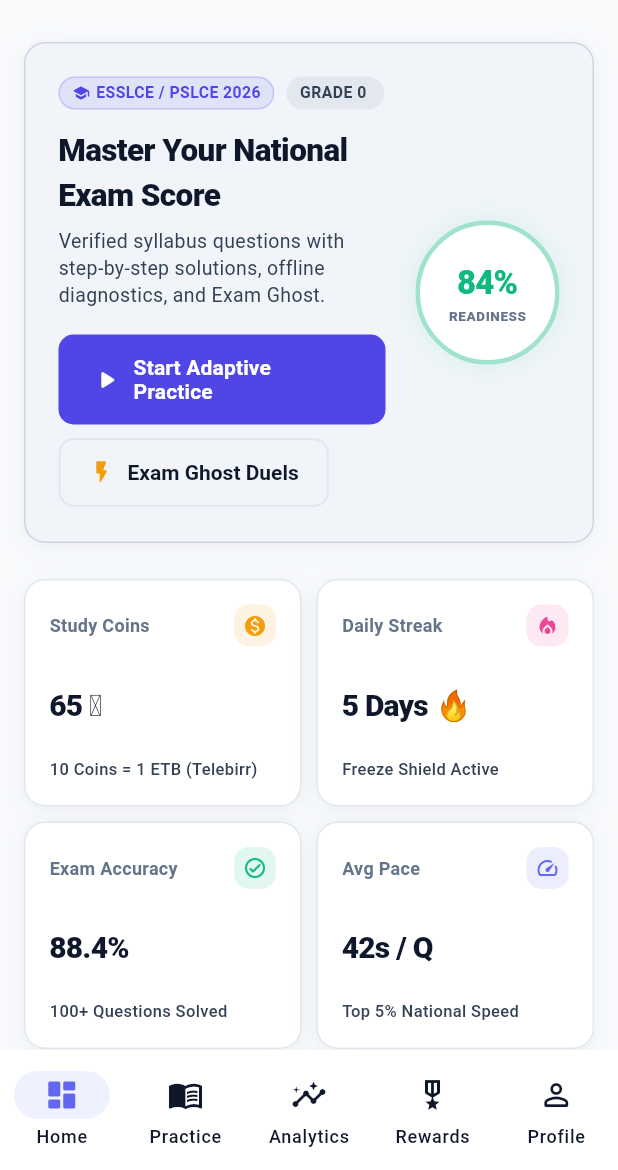
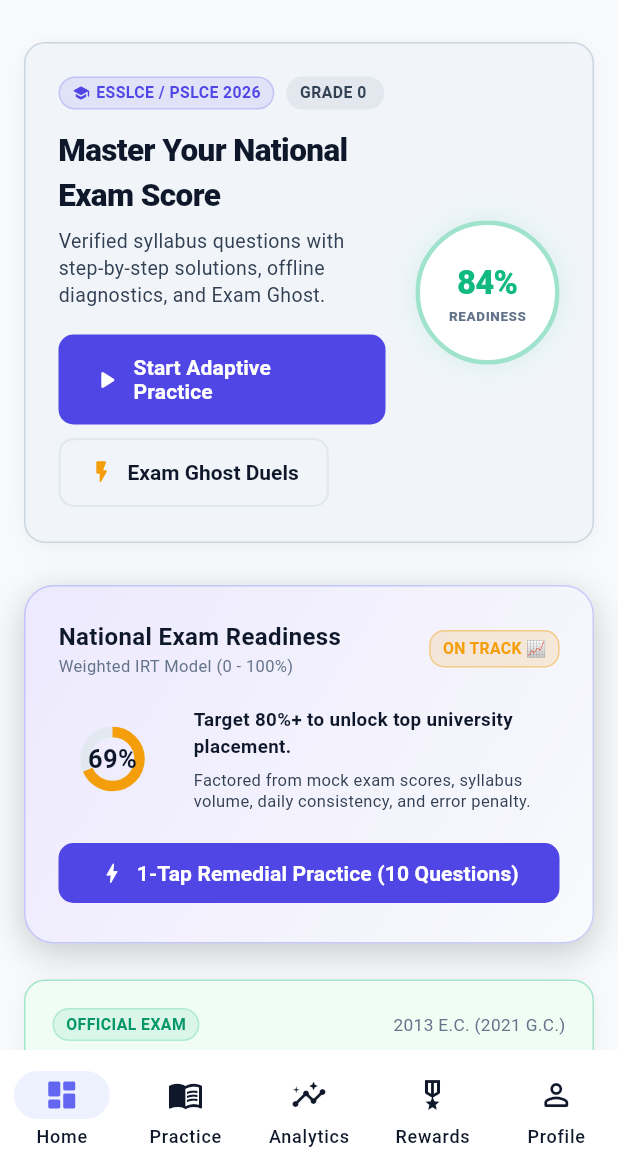
Before and after one commit to rhematube209-lab/FidelLearn, a Flutter app: the StudentHomeScreen screen opened by its route, on a phone screen of 412 x 824 dp, the part 66-1236 px from its top. Run offline on Flutter 3.47's test engine with Material 3 defaults, Android fonts, the phone set to English and light mode, and no system bars; our stand-ins replace connectivity_plus, drift, equatable, flutter_riverpod, go_router, shared_preferences and 1 more; accounts and stored records are empty; generated files the repository leaves out were written again.

Commit message:
feat(profile): relocate 4-stat performance dashboard from home screen to student profile

```diff
--- a/lib/features/home/presentation/screens/student_home_screen.dart
+++ b/lib/features/home/presentation/screens/student_home_screen.dart
@@ -7,7 +7,6 @@
 import '../../../../core/widgets/fidel_badge.dart';
 import '../../../../core/widgets/fidel_card.dart';
 import '../../../../core/widgets/fidel_section_header.dart';
-import '../../../../core/widgets/fidel_stat_card.dart';
 import '../../../../core/widgets/sync_indicator_widget.dart';
 import '../../../auth/domain/models/user_profile.dart';
 import '../../../exams/domain/models/exam_models.dart';
@@ -290,11 +289,7 @@
                         // Modern Mission Control Hero Banner
                         _buildMissionControlHero(
                             context, user, isAmharic, isDark),
-                        const SizedBox(height: 24),
-
-                        // 4-Stat Metric Row
-                        _buildMetricCards(context, coinBalance, isDesktop),
-                        const SizedBox(height: 32),
+                        const SizedBox(height: 28),
 
                         // Multi-Column Desktop Layout vs Single-Column Mobile
                         if (isDesktop)
@@ -900,74 +895,6 @@
   }
 
   // ==========================================
-  // 📊 4-STAT METRIC ROW
-  // ==========================================
-  Widget _buildMetricCards(
-      BuildContext context, int coinBalance, bool isDesktop) {
-    final cards = [
-      FidelStatCard(
-        title: 'Study Coins',
-        value: '$coinBalance 🪙',
-        subtitle: '10 Coins = 1 ETB (Telebirr)',
-        icon: Icons.monetization_on_rounded,
-        accentColor: AppTheme.accent,
-        onTap: () => context.push('/rewards'),
-      ),
-      FidelStatCard(
-        title: 'Daily Streak',
-        value: '5 Days 🔥',
-        subtitle: 'Freeze Shield Active',
-        icon: Icons.local_fire_department_rounded,
-        accentColor: AppTheme.pink,
-        onTap: () => context.push('/rewards'),
-      ),
-      FidelStatCard(
-        title: 'Exam Accuracy',
-        value: '88.4%',
-        subtitle: '100+ Questions Solved',
-        icon: Icons.check_circle_outline_rounded,
-        accentColor: AppTheme.green,
-        onTap: () => context.push('/progress'),
-      ),
-      FidelStatCard(
-        title: 'Avg Pace',
-        value: '42s / Q',
-        subtitle: 'Top 5% National Speed',
-        icon: Icons.speed_rounded,
-        accentColor: AppTheme.brand,
-        onTap: () => context.push('/progress'),
-      ),
-    ];
-
-    if (isDesktop) {
-      return Row(
-        children: cards
-            .map((c) => Expanded(
-                  child: Padding(
-                    padding: const EdgeInsets.symmetric(horizontal: 5.0),
-                    child: c,
-                  ),
-                ))
-            .toList(),
-      );
-    }
-
-    return LayoutBuilder(
-      builder: (context, constraints) {
-        return GridView.count(
-          crossAxisCount: constraints.maxWidth > 520 ? 4 : 2,
-          shrinkWrap: true,
-          physics: const NeverScrollableScrollPhysics(),
-          mainAxisSpacing: 10,
-          crossAxisSpacing: 10,
-          childAspectRatio: constraints.maxWidth > 520 ? 1.45 : 1.22,
-          children: cards,
-        );
-      },
-    );
-  }
-
-  // ==========================================
   // 📚 SUBJECT PACKAGE SECTION
   // ==========================================
   Widget _buildSubjectSection(
```
Also changed, not shown: lib/features/profile/presentation/screens/profile_screen.dart (+103 -0 lines), 2 other files.
